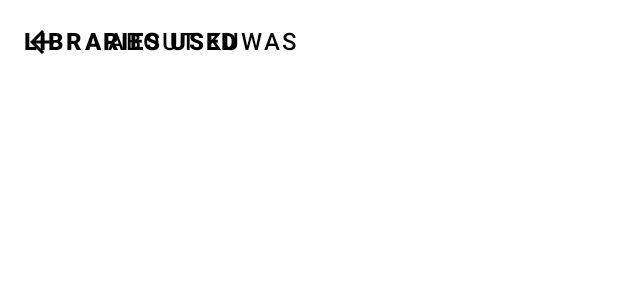
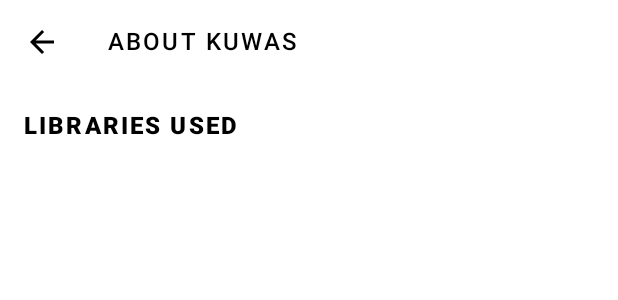
Before and after one commit to brookmg/Kuwas, an Android app: the layout activity_about.xml on its own in the app's theme, with its tools: preview values and no code run, on a phone screen of 412 x 824 dp. Shown: the top 300 px of the screen. Run offline under Robolectric (Android 15) with nearby library versions, the phone set to English and light mode, and no system bars.

Commit message:
bug: fix overlay problem caused by removing the rate us button

```diff
--- a/app/src/main/res/layout/activity_about.xml
+++ b/app/src/main/res/layout/activity_about.xml
@@ -118,7 +118,7 @@
 
         <androidx.appcompat.widget.AppCompatTextView
             android:id="@+id/libraries_used_text_view"
-            app:layout_constraintTop_toBottomOf="@+id/rate_us"
+            app:layout_constraintTop_toBottomOf="@+id/split_container"
             android:layout_width="wrap_content"
             android:layout_height="wrap_content"
             android:padding="16dp"
```
